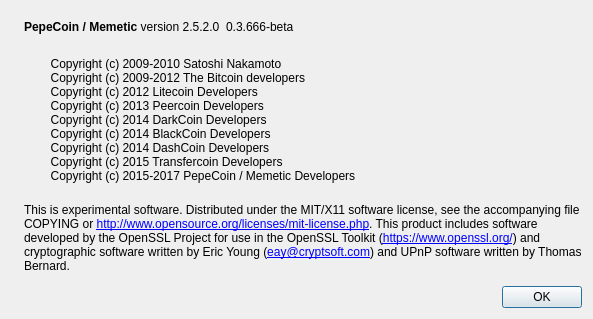
This is src/qt/forms/aboutdialog.ui in projectmemetic/pepecoin as Qt 5 draws it before an edit. The edited form follows.
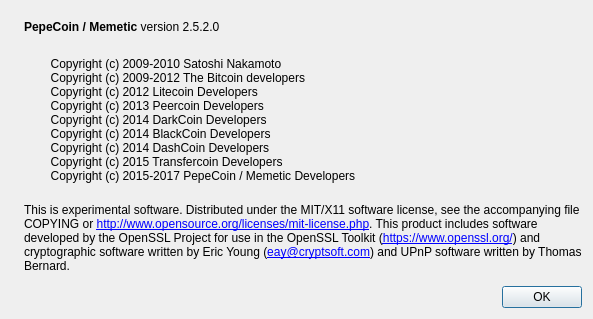
This is the edited form. Icons and pictures are not drawn.

Commit message: Update QT infos and old strings

Patch:
```diff
--- a/src/qt/forms/aboutdialog.ui
+++ b/src/qt/forms/aboutdialog.ui
@@ -63,7 +63,7 @@
           <cursorShape>IBeamCursor</cursorShape>
          </property>
          <property name="text">
-          <string notr="true">0.3.666-beta</string>
+          <string notr="true">       </string>
          </property>
          <property name="textInteractionFlags">
           <set>Qt::LinksAccessibleByMouse|Qt::TextSelectableByKeyboard|Qt::TextSelectableByMouse</set>
```
The commit also changes 2 other files.
